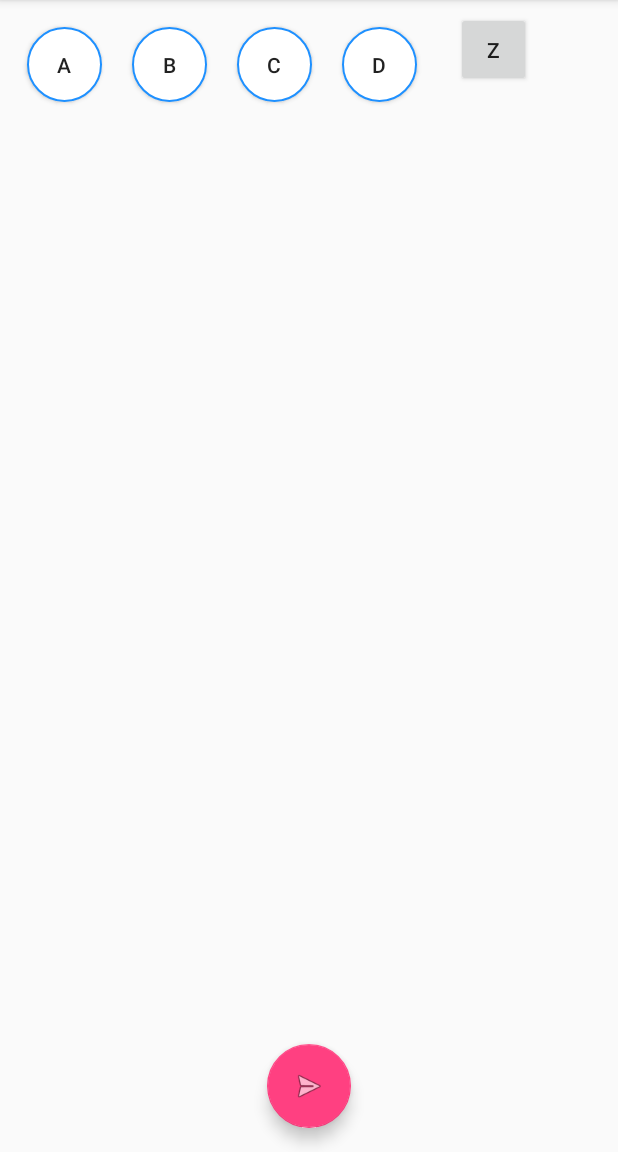
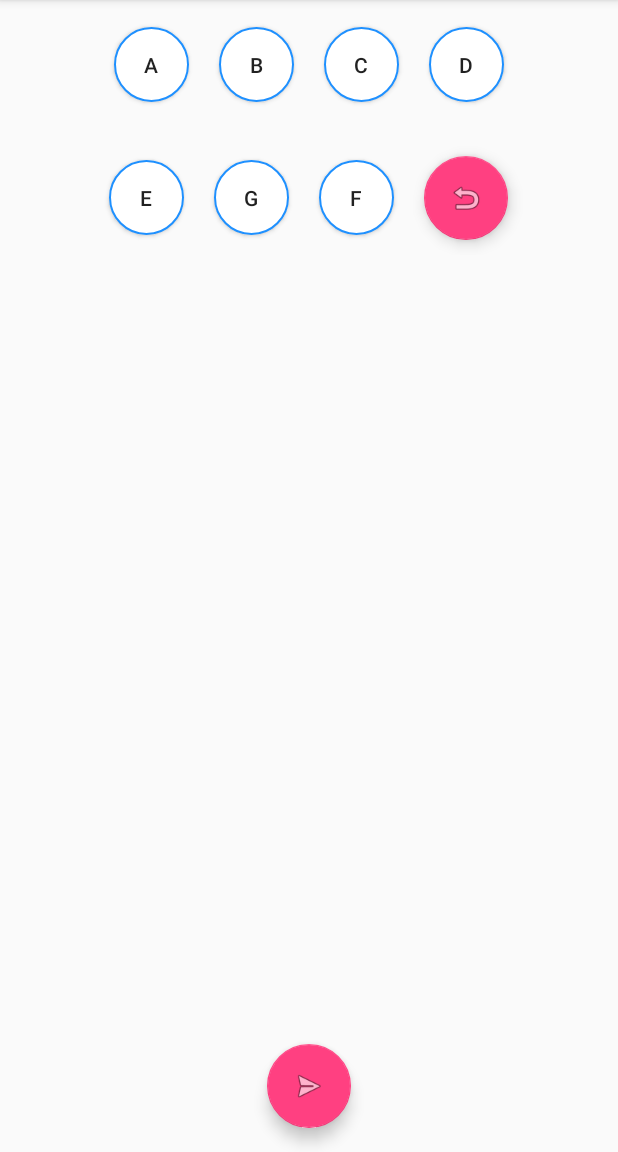
Before and after one commit to Flopsa/EEE3097S, an Android app: the screen it shows after launch (MainActivity), on a phone screen of 412 x 824 dp, the part 84-1236 px from its top. Run offline under Robolectric (Android 15) with nearby library versions, the light colour scheme and no system bars.

Commit message:
Updated GUI of main app (#14)

```diff
--- a/TuneSelector/app/src/main/java/com/example/android/tuneselector/MainActivity.java
+++ b/TuneSelector/app/src/main/java/com/example/android/tuneselector/MainActivity.java
@@ -34,7 +34,11 @@ public class MainActivity extends AppCompatActivity {
     private Button b_btn;
     private Button c_btn;
     private Button d_btn;
+    private Button e_btn;
+    private Button f_btn;
+    private Button g_btn;
 
+    private FloatingActionButton undo_btn;
     private FloatingActionButton send_btn;
 
     public void sendMessage(String message){
@@ -89,7 +93,7 @@ public class MainActivity extends AppCompatActivity {
         resetConnection();
         if (device == null) {
             //run 'hciconfig' on pi to find your BT Mac address
-            mDevice = mBluetoothAdapter.getRemoteDevice("B8:27:EB:59:E4:2C");
+            mDevice = mBluetoothAdapter.getRemoteDevice("B8:27:EB:44:D5:50");
         }
 
         // Make an RFCOMM binding.
@@ -134,8 +138,11 @@ public class MainActivity extends AppCompatActivity {
         b_btn = (Button) findViewById(R.id.b_btn);
         c_btn = (Button) findViewById(R.id.c_btn);
         d_btn = (Button) findViewById(R.id.d_btn);
+        e_btn = (Button) findViewById(R.id.e_btn);
+        f_btn = (Button) findViewById(R.id.f_btn);
+        g_btn = (Button) findViewById(R.id.g_btn);
         mOutEditText = (EditText) findViewById(R.id.send_sequence);
-        Button undo_btn = (Button) findViewById(R.id.undo_btn);
+        undo_btn = (FloatingActionButton) findViewById(R.id.undo_btn);
         send_btn = (FloatingActionButton) findViewById(R.id.send_btn);
 
        // mSerialService = new BluetoothSerialService(this);
@@ -205,11 +212,53 @@ public class MainActivity extends AppCompatActivity {
                 mOutEditText.setText(sequence);
             }
         });
+        e_btn.setOnClickListener(new View.OnClickListener() {
+            @Override
+            public void onClick(View view) {
+                if (firstClick) {
+                    sequence = "e,10,10";
+                    mOutEditText.setVisibility(View.VISIBLE);
+                    firstClick = false;
+                } else {
+                    sequence += ",e,10,10";
+                }
+                mOutEditText.setText(sequence);
+            }
+        });
+        f_btn.setOnClickListener(new View.OnClickListener() {
+            @Override
+            public void onClick(View view) {
+                if (firstClick) {
+                    sequence = "f,10,10";
+                    mOutEditText.setVisibility(View.VISIBLE);
+                    firstClick = false;
+                } else {
+                    sequence += ",f,10,10";
+                }
+                mOutEditText.setText(sequence);
+            }
+        });
+        g_btn.setOnClickListener(new View.OnClickListener() {
+            @Override
+            public void onClick(View view) {
+                if (firstClick) {
+                    sequence = "g,10,10";
+                    mOutEditText.setVisibility(View.VISIBLE);
+                    firstClick = false;
+                } else {
+                    sequence += ",g,10,10";
+                }
+                mOutEditText.setText(sequence);
+            }
+        });
 
         undo_btn.setOnClickListener(new View.OnClickListener() {
             @Override
             public void onClick(View view) {
                 sequence = sequence.substring(0, sequence.length()-8);
+                if (sequence.length() == 0){
+                    firstClick = true;
+                }
                 mOutEditText.setText(sequence);
             }
         });
--- a/TuneSelector/app/src/main/res/layout/activity_main.xml
+++ b/TuneSelector/app/src/main/res/layout/activity_main.xml
@@ -9,8 +9,10 @@
     <LinearLayout
         android:id="@+id/tune_buttons"
         android:padding="8dp"
+        android:layout_centerHorizontal="true"
         android:layout_width="wrap_content"
         android:layout_height="wrap_content">
+
         <Button
             android:id="@+id/a_btn"
             android:text="@string/a"
@@ -41,25 +43,64 @@
             android:layout_margin="10dp"
             android:layout_width="50dp"
             android:layout_height="50dp" />
+
+
     </LinearLayout>
+
     <LinearLayout
-        android:layout_toEndOf="@+id/tune_buttons"
-        android:layout_toRightOf="@+id/tune_buttons"
+        android:id="@+id/tune_buttons_2"
+        android:layout_width="wrap_content"
+        android:layout_height="wrap_content"
+        android:layout_below="@+id/tune_buttons"
+        android:layout_centerHorizontal="true"
+        android:gravity="center"
         android:padding="8dp"
-        android:layout_width="wrap_content"
-        android:layout_height="wrap_content">
+        android:orientation="horizontal">
+
         <Button
+            android:id="@+id/e_btn"
+            android:layout_width="50dp"
+            android:layout_height="50dp"
+            android:layout_margin="10dp"
+            android:layout_weight="1"
+            android:background="@drawable/roundedbutton"
+            android:text="@string/e" />
+
+        <Button
+            android:id="@+id/g_btn"
+            android:layout_width="50dp"
+            android:layout_height="50dp"
+            android:layout_margin="10dp"
+            android:layout_weight="1"
+            android:background="@drawable/roundedbutton"
+            android:text="@string/g" />
+
+        <Button
+            android:id="@+id/f_btn"
+            android:layout_width="50dp"
+            android:layout_height="50dp"
+            android:layout_margin="10dp"
+            android:layout_weight="1"
+            android:background="@drawable/roundedbutton"
+            android:text="@string/f" />
+
+        <android.support.design.widget.FloatingActionButton
             android:id="@+id/undo_btn"
-            android:text="z"
-            android:layout_width="50dp"
-            android:layout_height="50dp" />
+            android:layout_width="wrap_content"
+            android:layout_height="wrap_content"
+            android:layout_margin="10dp"
+            android:clickable="true"
+            android:focusable="true"
+
+            app:srcCompat="@android:drawable/ic_menu_revert" />
     </LinearLayout>
+
     <EditText
         android:id="@+id/send_sequence"
         android:visibility="invisible"
         android:padding="16dp"
         android:layout_above="@+id/send_btn"
-        android:layout_below="@+id/tune_buttons"
+        android:layout_below="@+id/tune_buttons_2"
         android:layout_width="match_parent"
         android:layout_height="wrap_content"
         android:inputType="text|textMultiLine"
@@ -76,5 +117,4 @@
         android:clickable="true"
         android:focusable="true"
         app:srcCompat="@android:drawable/ic_menu_send" />
-
 </RelativeLayout>
```
